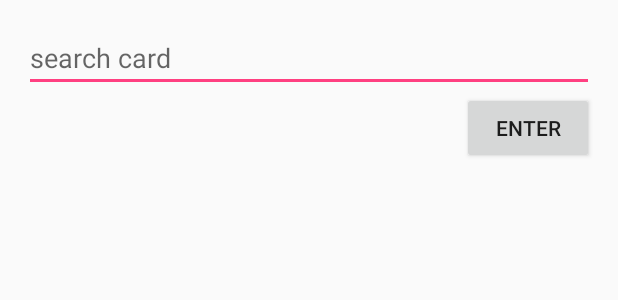
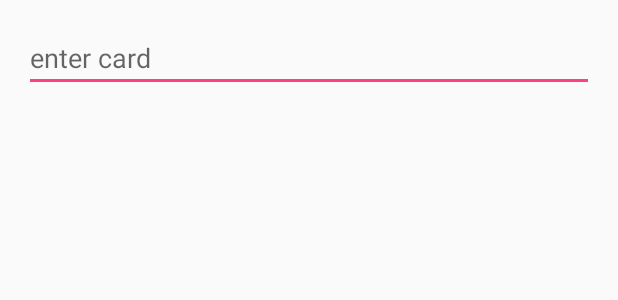
Before and after one commit to YifanLi5/MtgDecktracker, an Android app: the layout activity_main.xml on its own in the app's theme, with its tools: preview values and no code run, on a phone screen of 412 x 824 dp. Shown: the top 300 px of the screen. Run offline under Robolectric (Android 15) with nearby library versions, the phone set to English and light mode, and no system bars.

Commit message:
Autocomplete mostly done, minor bug with sometimes dropdown not popping up.
On pressing one of the dropdown results the card image is displayed

```diff
--- a/app/src/main/java/com/example/yifan/mtgdecktracker/JsonCardParser.java
+++ b/app/src/main/java/com/example/yifan/mtgdecktracker/JsonCardParser.java
@@ -3,6 +3,8 @@ package com.example.yifan.mtgdecktracker;
 import org.json.JSONArray;
 import org.json.JSONException;
 import org.json.JSONObject;
+
+import java.util.ArrayList;
 
 /**
  * Created by Yifan on 5/20/2016.
@@ -19,6 +21,9 @@ public class JsonCardParser {
 
     public NonLand getCardAtIndex(int index) throws JSONException {
         JSONObject jsonCard = JsonArr.getJSONObject(index);
+        if(jsonCard == null){
+            return null;
+        }
         String name = jsonCard.getString("name");
         int cmc = jsonCard.getInt("cmc");
         String cost = jsonCard.getString("cost");
@@ -26,7 +31,6 @@ public class JsonCardParser {
         card = new NonLand(name, cmc, cost, ImageURL);
         return (NonLand) getCard();
     }
-
 
     public JSONArray getJsonArr() {
         return JsonArr;
--- a/app/src/main/res/layout/activity_main.xml
+++ b/app/src/main/res/layout/activity_main.xml
@@ -9,39 +9,17 @@
     android:paddingTop="@dimen/activity_vertical_margin"
     tools:context="com.example.yifan.mtgdecktracker.MainActivity">
 
-    <EditText
+    <AutoCompleteTextView
         android:layout_width="wrap_content"
         android:layout_height="wrap_content"
-        android:inputType="text"
-        android:hint="search card"
-        android:ems="10"
-        android:id="@+id/searchCard"
+        android:text=""
+        android:id="@+id/autoCompleteEntryField"
+        android:hint="enter card"
         android:layout_alignParentTop="true"
         android:layout_alignParentLeft="true"
         android:layout_alignParentStart="true"
-        android:layout_alignParentRight="true"
-        android:layout_alignParentEnd="true" />
-
-    <Button
-        android:layout_width="wrap_content"
-        android:layout_height="wrap_content"
-        android:text="Enter"
-        android:id="@+id/enterCard"
-        android:layout_below="@+id/searchCard"
-        android:layout_alignRight="@+id/searchCard"
-        android:layout_alignEnd="@+id/searchCard" />
-
-    <TextView
-        android:layout_width="wrap_content"
-        android:layout_height="wrap_content"
-        android:text="Empty"
-        android:id="@+id/cardText"
-        android:layout_below="@+id/enterCard"
-        android:layout_alignParentLeft="true"
-        android:layout_alignParentStart="true"
-        android:layout_alignParentRight="true"
-        android:layout_alignParentEnd="true"
-        android:layout_alignBottom="@+id/enterCard" />
+        android:layout_alignRight="@+id/frameLayout"
+        android:layout_alignEnd="@+id/frameLayout" />
 
     <FrameLayout
         android:layout_width="match_parent"
@@ -49,14 +27,14 @@
         android:layout_alignParentLeft="true"
         android:layout_alignParentStart="true"
         android:layout_alignParentBottom="true"
-        android:layout_below="@+id/cardText">
+        android:layout_below="@+id/autoCompleteEntryField"
+        android:id="@+id/frameLayout">
 
         <ImageView
-            android:layout_width="wrap_content"
-            android:layout_height="wrap_content"
+            android:layout_width="match_parent"
+            android:layout_height="match_parent"
             android:id="@+id/cardView"
             android:layout_gravity="center" />
     </FrameLayout>
 
-
 </RelativeLayout>
```
Also changed, not shown: app/src/main/java/com/example/yifan/mtgdecktracker/JsonFetcher.java (+27 -10 lines), app/src/main/java/com/example/yifan/mtgdecktracker/MainActivity.java (+107 -49 lines), app/src/main/java/com/example/yifan/mtgdecktracker/NonLand.java (+16 -0 lines).
